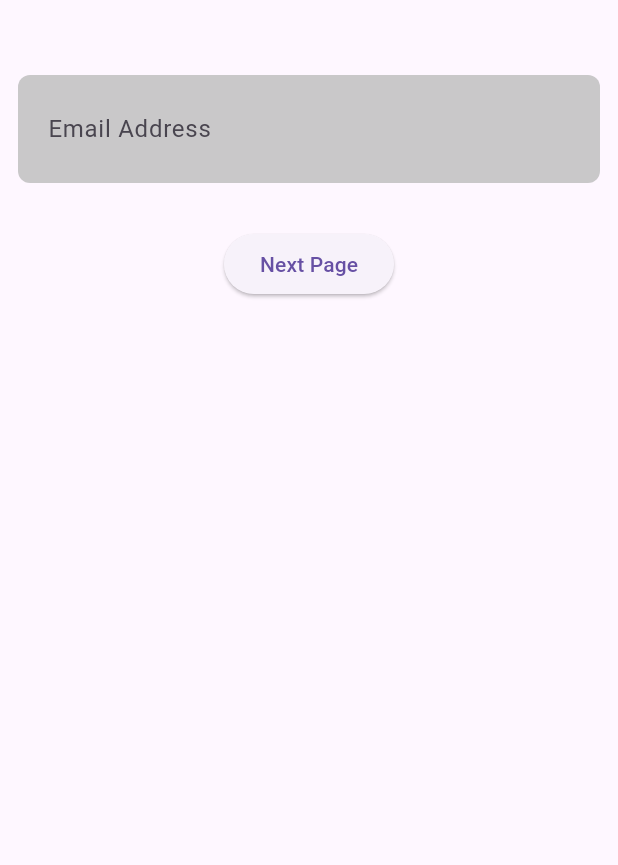
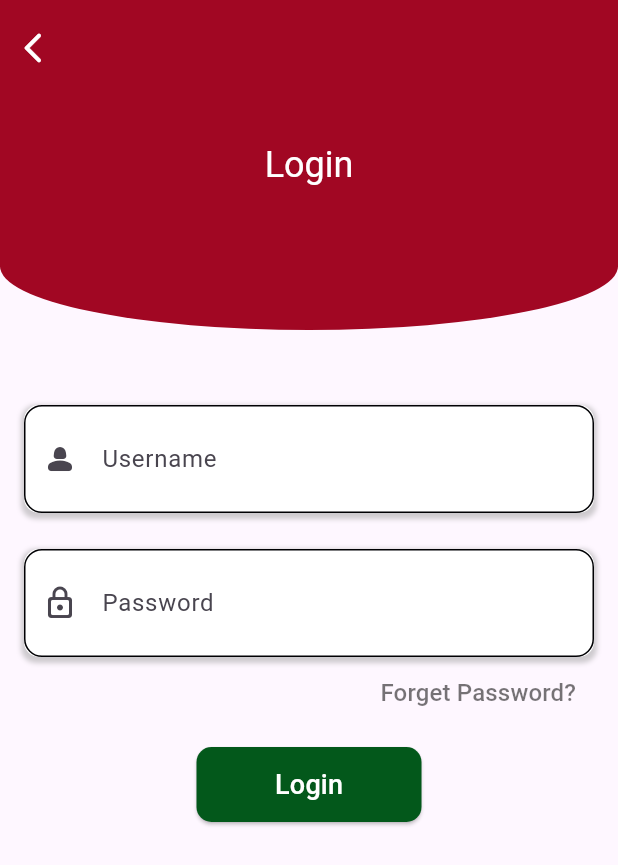
Before and after one commit to sujan-9/CongressApp, a Flutter app: the screen it shows after launch, on a phone screen of 412 x 824 dp. Shown: the top 865 px of the screen. Run offline on Flutter 3.47's test engine with Material 3 defaults, Android fonts, the phone set to English and light mode, and no system bars; our stand-ins replace connectivity_plus, dartz, dio, flutter_riverpod, get_it, go_router and 2 more.

Commit message:
login sign up completed

```diff
--- a/MobileApp/congressapp/lib/app/config/routes/paths.dart
+++ b/MobileApp/congressapp/lib/app/config/routes/paths.dart
@@ -11,4 +11,11 @@ class Paths {
       RouteModel(routeName: 'onboardingScreen', path: '/onboardingScreen');
 
   static final RouteModel demo = RouteModel(routeName: 'demo', path: '/demo');
+  static final RouteModel loginScreenRoute =
+      RouteModel(routeName: 'loginScreen', path: '/loginScreen');
+
+  static final RouteModel registerScreenRoute =
+      RouteModel(routeName: 'registerScreen', path: '/registerScreen');
+  static final RouteModel bottomNavbarScreenRoute =
+      RouteModel(routeName: 'navbarScreen', path: '/navbarScreen');
 }
--- a/MobileApp/congressapp/lib/app/config/routes/router.dart
+++ b/MobileApp/congressapp/lib/app/config/routes/router.dart
@@ -1,4 +1,7 @@
-import 'package:congressapp/presentation/home/pages/homepage.dart';
+import 'package:congressapp/presentation/auth/pages/login_screen.dart';
+import 'package:congressapp/presentation/auth/pages/register_screen.dart';
+import 'package:congressapp/presentation/home/pages/bottom_navbar.dart';
+
 import 'package:congressapp/presentation/onboarding/pages/onboarding_screen.dart';
 import 'package:flutter/material.dart';
 // ignore: depend_on_referenced_packages
@@ -9,32 +12,50 @@ import 'paths.dart';
 
 class AppRouter {
   static final key = GlobalKey<NavigatorState>();
+  static final parentkey = GlobalKey<NavigatorState>();
+  static final _shellNavigatorHome =
+      GlobalKey<NavigatorState>(debugLabel: 'shellHome');
+
+  static final _shellNavigatorChat =
+      GlobalKey<NavigatorState>(debugLabel: 'shellChat');
+
+  static final _shellNavigatorPolls =
+      GlobalKey<NavigatorState>(debugLabel: 'shellPolls');
+  static final _shellNavigatorMore =
+      GlobalKey<NavigatorState>(debugLabel: 'shellMore');
   static final router = GoRouter(
-    initialLocation: Paths.demo.path,
+    initialLocation: Paths.loginScreenRoute.path,
     navigatorKey: key,
     debugLogDiagnostics: false,
     routes: [
+      // GoRoute(
+      //   path: Paths.demo.path,
+      //   name: Paths.demo.routeName,
+      //   pageBuilder: (context, state) => FadeTransitionPage(
+      //     key: state.pageKey,
+      //     // child: const HomeScreen(),
+      //     child: const HomePage(),
+      //   ),
+      // ),
       GoRoute(
-        path: Paths.demo.path,
-        name: Paths.demo.routeName,
+        path: Paths.loginScreenRoute.path,
+        name: Paths.loginScreenRoute.routeName,
         pageBuilder: (context, state) => FadeTransitionPage(
           key: state.pageKey,
           // child: const HomeScreen(),
-          child: const HomePage(),
+          child: const LoginScreen(),
         ),
       ),
-      GoRoute(
-        path: Paths.onboardingScreenRoute.path,
-        name: Paths.onboardingScreenRoute.routeName,
-        pageBuilder: (context, state) => FadeTransitionPage(
-          key: state.pageKey,
-          // child: const HomeScreen(),
-          child: const OnboardingScreen(),
-        ),
-      ),
-      // ShellRoute(
-      //   routes: [
-      //     GoRoute(
+      // GoRoute(
+      //   path: Paths.registerScreenRoute.path,
+      //   name: Paths.registerScreenRoute.routeName,
+      //   pageBuilder: (context, state) => FadeTransitionPage(
+      //     key: state.pageKey,
+      //     // child: const HomeScreen(),
+      //     child: const RegisterScreen(),
+      //   ),
+      // ),
+      // GoRoute(
       //   path: Paths.onboardingScreenRoute.path,
       //   name: Paths.onboardingScreenRoute.routeName,
       //   pageBuilder: (context, state) => FadeTransitionPage(
@@ -43,9 +64,77 @@ class AppRouter {
       //     child: const OnboardingScreen(),
       //   ),
       // ),
-      //   ]
-      //   ),
-      //   StatefulShellRoute.indexedStack(branches: branches)
+
+      StatefulShellRoute.indexedStack(
+        parentNavigatorKey: parentkey,
+        builder: (context, state, navigationShell) {
+          return CustomNavbar(
+            navigationShell: navigationShell,
+          );
+        },
+        branches: <StatefulShellBranch>[
+          /// Brach Home
+          StatefulShellBranch(
+            navigatorKey: _shellNavigatorHome,
+            routes: <RouteBase>[
+              GoRoute(
+                path: Paths.onboardingScreenRoute.path,
+                name: Paths.onboardingScreenRoute.routeName,
+                pageBuilder: (context, state) => FadeTransitionPage(
+                  key: state.pageKey,
+                  // child: const HomeScreen(),
+                  child: const OnboardingScreen(),
+                ),
+              ),
+            ],
+          ),
+
+          StatefulShellBranch(
+            navigatorKey: _shellNavigatorChat,
+            routes: <RouteBase>[
+              GoRoute(
+                path: Paths.registerScreenRoute.path,
+                name: Paths.registerScreenRoute.routeName,
+                pageBuilder: (context, state) => FadeTransitionPage(
+                  key: state.pageKey,
+                  // child: const HomeScreen(),
+                  child: const RegisterScreen(),
+                ),
+              ),
+            ],
+          ),
+
+          // StatefulShellBranch(
+          //   navigatorKey: _shellNavigatorPolls,
+          //   routes: <RouteBase>[
+          //     GoRoute(
+          //       path: Paths.demo.path,
+          //       name: Paths.demo.routeName,
+          //       pageBuilder: (context, state) => FadeTransitionPage(
+          //         key: state.pageKey,
+          //         // child: const HomeScreen(),
+          //         child: const (),
+          //       ),
+          //     ),
+          //   ],
+          // ),
+
+          // StatefulShellBranch(
+          //   navigatorKey: _shellNavigatorMore,
+          //   routes: <RouteBase>[
+          //     GoRoute(
+          //       path: Paths.loginScreenRoute.path,
+          //       name: Paths.loginScreenRoute.routeName,
+          //       pageBuilder: (context, state) => FadeTransitionPage(
+          //         key: state.pageKey,
+          //         // child: const HomeScreen(),
+          //         child: const LoginScreen(),
+          //       ),
+          //     ),
+          //   ],
+          // ),
+        ],
+      ),
     ],
     errorBuilder: (context, state) => const ErrorScreen(),
     redirect: (BuildContext context, GoRouterState state) async {
--- a/MobileApp/congressapp/lib/app/core/common_widgets/text_field.dart
+++ /dev/null
@@ -1,62 +0,0 @@
-import 'package:flutter/material.dart';
-
-class CustomTextField extends StatelessWidget {
-  const CustomTextField({super.key});
-
-  @override
-  Widget build(BuildContext context) {
-    return TextFormField(
-      // controller: _model.emailAddressController,
-      // focusNode: _model.emailAddressFocusNode,
-      obscureText: false,
-      decoration: InputDecoration(
-        labelText: 'Email Address',
-        //labelStyle: FlutterFlowTheme.of(context).bodyMedium,
-        hintText: 'Enter your email here...',
-        // hintStyle: FlutterFlowTheme.of(context).bodyMedium,
-        enabledBorder: OutlineInputBorder(
-          borderSide: const BorderSide(
-            color: Color.fromARGB(0, 22, 11, 175),
-            width: 2,
-          ),
-          borderRadius: BorderRadius.circular(8),
-        ),
-        border: OutlineInputBorder(
-          borderSide: const BorderSide(
-            color: Color.fromARGB(0, 10, 20, 125),
-            width: 2,
-          ),
-          borderRadius: BorderRadius.circular(8),
-        ),
-        focusedBorder: OutlineInputBorder(
-          borderSide: const BorderSide(
-            color: Color.fromARGB(204, 39, 152, 17),
-            width: 2,
-          ),
-          borderRadius: BorderRadius.circular(8),
-        ),
-        errorBorder: OutlineInputBorder(
-          borderSide: const BorderSide(
-            color: Color.fromARGB(204, 200, 30, 30),
-            width: 2,
-          ),
-          borderRadius: BorderRadius.circular(8),
-        ),
-        focusedErrorBorder: OutlineInputBorder(
-          borderSide: const BorderSide(
-            color: Color.fromARGB(204, 200, 30, 30),
-            width: 2,
-          ),
-          borderRadius: BorderRadius.circular(8),
-        ),
-        filled: true,
-        fillColor: const Color.fromARGB(204, 188, 188, 188),
-        contentPadding: const EdgeInsetsDirectional.fromSTEB(16, 24, 0, 24),
-      ),
-      // style: FlutterFlowTheme.of(context).bodySmall,
-      // validator: _model.emailAddressControllerValidator.asValidator(context),
-    );
-  }
-}
-
-// Generated code for this emailA
--- a/MobileApp/congressapp/lib/app/init/my_app.dart
+++ b/MobileApp/congressapp/lib/app/init/my_app.dart
@@ -8,7 +8,11 @@ class MyApp extends StatelessWidget {
   @override
   Widget build(BuildContext context) {
     return MaterialApp.router(
+      debugShowCheckedModeBanner: false,
       routerConfig: AppRouter.router,
+      theme: ThemeData(
+        useMaterial3: true,
+      ),
     );
   }
 }
--- a/MobileApp/congressapp/lib/app/utils/app_strings.dart
+++ b/MobileApp/congressapp/lib/app/utils/app_strings.dart
@@ -2,5 +2,25 @@ class AppStrings {
   AppStrings._(); //private constructor
 
   static const String login = "Login";
+  static const String register = "Register";
   static const String home = "Home";
+  static const String forgetPassword = "Forget Password?";
+  //textfield
+  static const String username = "Username";
+  static const String password = "Password";
+  static const String name = "Full Name";
+  static const String number = "Mobile Number";
+  static const String email = "Email";
+  static const String pAddress = "Permanent Address";
+  static const String tAddress = "Temporary Address";
+  static const String affilatedUnion = "Affilated Union";
+
+  static const String voterID = "Voter ID";
+  static const String referralCode = "Referral Code";
+  static const String clearField = "Clear Field";
+
+  //bottom nav bar
+  static const String chat = "Chat";
+  static const String polls = "Polls";
+  static const String more = "More";
 }
--- /dev/null
+++ b/MobileApp/congressapp/lib/presentation/auth/pages/login_screen.dart
@@ -0,0 +1,77 @@
+import 'package:congressapp/app/config/routes/paths.dart';
+import 'package:congressapp/app/core/constants/pallets.dart';
+import 'package:congressapp/app/core/constants/sizes.dart';
+import 'package:congressapp/app/utils/app_strings.dart';
+import 'package:congressapp/presentation/auth/widgets/custom_button.dart';
+import 'package:congressapp/presentation/auth/widgets/custom_container.dart';
+import 'package:congressapp/presentation/auth/widgets/custom_textfield.dart';
+import 'package:congressapp/presentation/auth/widgets/forget_button.dart';
+import 'package:flutter/material.dart';
+import 'package:flutter_riverpod/flutter_riverpod.dart';
+import 'package:go_router/go_router.dart';
+
+class LoginScreen extends ConsumerWidget {
+  const LoginScreen({super.key});
+
+  @override
+  Widget build(BuildContext context, WidgetRef ref) {
+    final width = MediaQuery.of(context).size.width;
+    return Scaffold(
+      appBar: AppBar(
+        backgroundColor: redColor,
+        leading: const Align(
+          heightFactor: 10,
+          alignment: Alignment.topLeft,
+          child: Padding(
+            padding: EdgeInsets.only(top: 20, left: 10),
+            child: Icon(
+              Icons.arrow_back_ios_new_rounded,
+              color: Colors.white,
+            ),
+          ),
+        ),
+        title: const Text(
+          AppStrings.login,
+          style: TextStyle(fontSize: Sizes.p24, color: whiteColor),
+        ),
+        toolbarHeight: 220,
+        shape: RoundedRectangleBorder(
+            borderRadius:
+                BorderRadius.vertical(bottom: Radius.elliptical(width, 85))),
+        centerTitle: true,
+      ),
+      body: SingleChildScrollView(
+          child: Padding(
+        padding: const EdgeInsets.fromLTRB(16, 50, 16, 12),
+        child: Column(
+          children: [
+            const CustomTextField(
+              hintText: AppStrings.username,
+              prefixIcon: SizedBox(
+                child: Center(
+                    widthFactor: 0.0, child: Icon(Icons.person_2_rounded)),
+              ),
+            ),
+            gapH24,
+            const CustomTextField(
+              hintText: AppStrings.password,
+              prefixIcon: SizedBox(
+                child: Center(
+                    widthFactor: 0.0, child: Icon(Icons.lock_outline_rounded)),
+              ),
+            ),
+            const Align(
+                alignment: Alignment.bottomRight, child: ForgetPassword()),
+            gapH12,
+            CustonButton(
+              name: AppStrings.login,
+              onPressed: () {
+                context.go(Paths.registerScreenRoute.path);
+              },
+            ),
+          ],
+        ),
+      )),
+    );
+  }
+}
--- /dev/null
+++ b/MobileApp/congressapp/lib/presentation/auth/widgets/custom_button.dart
@@ -0,0 +1,27 @@
+import 'package:congressapp/app/core/constants/pallets.dart';
+
+import 'package:flutter/material.dart';
+
+class CustonButton extends StatelessWidget {
+  const CustonButton({super.key, required this.name, required this.onPressed});
+
+  final String name;
+  final VoidCallback onPressed;
+
+  @override
+  Widget build(BuildContext context) {
+    return ElevatedButton(
+      style: TextButton.styleFrom(
+          backgroundColor: greenColor,
+          minimumSize: const Size(150, 50),
+          // maximumSize: const Size(160, 50),
+          shape:
+              RoundedRectangleBorder(borderRadius: BorderRadius.circular(10))),
+      onPressed: onPressed,
+      child: Text(
+        name,
+        style: const TextStyle(color: Colors.white, fontSize: 18),
+      ),
+    );
+  }
+}
--- /dev/null
+++ b/MobileApp/congressapp/lib/presentation/auth/widgets/custom_textfield.dart
@@ -0,0 +1,80 @@
+import 'package:congressapp/app/core/constants/sizes.dart';
+import 'package:flutter/material.dart';
+
+class CustomTextField extends StatelessWidget {
+  const CustomTextField({
+    super.key,
+    // required this.controller,
+    // required this.isVisible,
+    required this.hintText,
+    this.prefixIcon,
+  });
+  // final TextEditingController controller;
+  // final bool isVisible;
+  final String hintText;
+  final Widget? prefixIcon;
+
+  @override
+  Widget build(BuildContext context) {
+    return DecoratedBox(
+      decoration: BoxDecoration(
+          color: Colors.white,
+          borderRadius: BorderRadius.circular(10),
+          boxShadow: [
+            BoxShadow(
+              color: Colors.grey.withOpacity(0.5),
+              spreadRadius: 2,
+              blurRadius: 2,
+              offset: const Offset(0, 2), // changes the position of the shadow
+            ),
+          ]),
+      child: TextFormField(
+        //  controller: ,
+        style: const TextStyle(fontSize: 16.0),
+        decoration: InputDecoration(
+          hintText: hintText,
+          hintStyle: const TextStyle(
+            fontSize: Sizes.p16,
+          ),
+          prefixIcon: prefixIcon,
+          enabledBorder: OutlineInputBorder(
+            borderSide: const BorderSide(
+              color: Color.fromARGB(255, 0, 0, 3),
+              width: 1,
+            ),
+            borderRadius: BorderRadius.circular(12),
+          ),
+          border: OutlineInputBorder(
+            borderSide: const BorderSide(
+              color: Color.fromARGB(217, 29, 41, 170),
+              width: 2,
+            ),
+            borderRadius: BorderRadius.circular(8),
+          ),
+          focusedBorder: OutlineInputBorder(
+            borderSide: const BorderSide(
+              color: Color.fromARGB(204, 39, 152, 17),
+              width: 2,
+            ),
+            borderRadius: BorderRadius.circular(8),
+          ),
+          errorBorder: OutlineInputBorder(
+            borderSide: const BorderSide(
+              color: Color.fromARGB(204, 200, 30, 30),
+              width: 2,
+            ),
+            borderRadius: BorderRadius.circular(8),
+          ),
+          focusedErrorBorder: OutlineInputBorder(
+            borderSide: const BorderSide(
+              color: Color.fromARGB(204, 200, 30, 30),
+              width: 2,
+            ),
+            borderRadius: BorderRadius.circular(8),
+          ),
+          contentPadding: const EdgeInsetsDirectional.fromSTEB(16, 24, 0, 24),
+        ),
+      ),
+    );
+  }
+}
--- /dev/null
+++ b/MobileApp/congressapp/lib/presentation/auth/widgets/forget_button.dart
@@ -0,0 +1,17 @@
+import 'package:congressapp/app/core/constants/sizes.dart';
+import 'package:congressapp/app/utils/app_strings.dart';
+import 'package:flutter/material.dart';
+
+class ForgetPassword extends StatelessWidget {
+  const ForgetPassword({super.key});
+
+  @override
+  Widget build(BuildContext context) {
+    return TextButton(
+        onPressed: () {
+          //to be implemented
+        },
+        child: const Text(AppStrings.forgetPassword,
+            style: TextStyle(color: Colors.black54, fontSize: Sizes.p16)));
+  }
+}
```
Also changed, not shown: MobileApp/congressapp/lib/app/core/common_widgets/custom_appbar.dart (added, +37 -0 lines), MobileApp/congressapp/lib/app/core/constants/pallets.dart (+20 -13 lines), MobileApp/congressapp/lib/presentation/auth/pages/register_screen.dart (added, +56 -0 lines), MobileApp/congressapp/lib/presentation/auth/widgets/custom_container.dart (added, +21 -0 lines), MobileApp/congressapp/lib/presentation/home/pages/bottom_navbar.dart (added, +68 -0 lines), MobileApp/congressapp/lib/presentation/home/pages/homepage.dart (+5 -2 lines).
